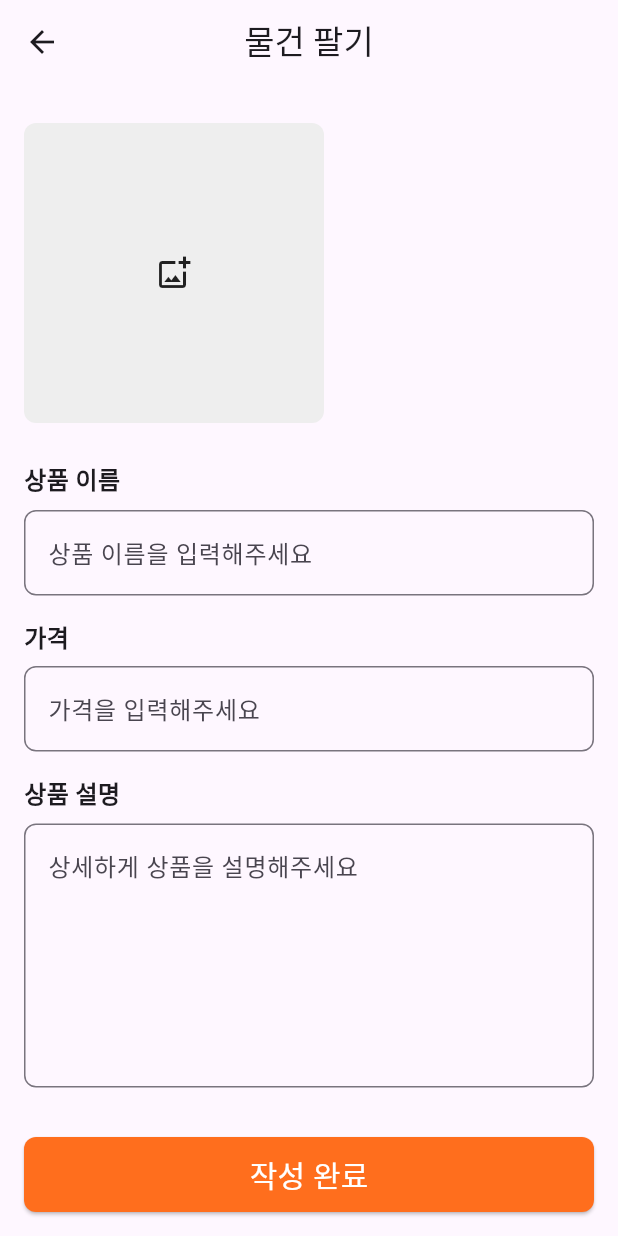
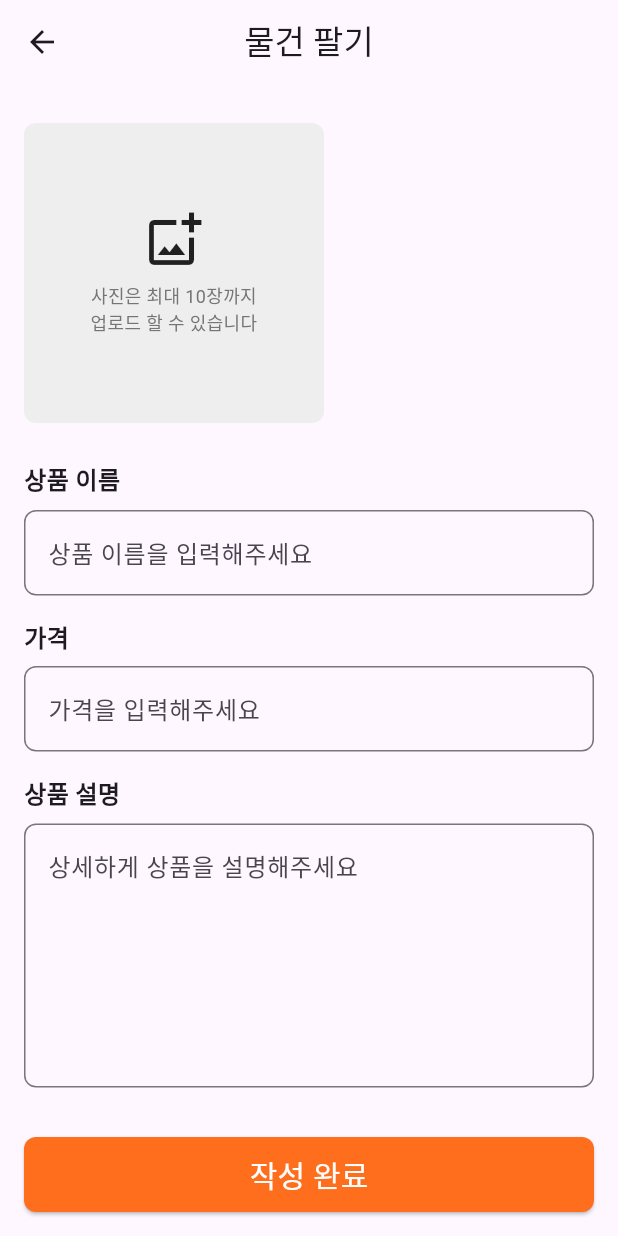
Before and after one commit to gimjh1120/shoppingmall_platform, a Flutter app: the ProductRegistration screen opened directly, on a phone screen of 412 x 824 dp. Run offline on Flutter 3.47's test engine with Material 3 defaults, Android fonts, the phone set to English and light mode, and no system bars; our stand-ins replace image_picker.

Commit message:
[Update] 사진 선택 로직 수정

```diff
--- a/lib/registration/product_registration.dart
+++ b/lib/registration/product_registration.dart
@@ -22,6 +22,9 @@ class _ProductRegistrationState extends State<ProductRegistration> {
     if (selectedImages.isNotEmpty) {
       setState(() {
         _images.addAll(selectedImages);
+        if (_images.length > 10) {
+          _images.removeRange(10, _images.length);
+        }
       });
     }
   }
@@ -39,7 +42,6 @@ class _ProductRegistrationState extends State<ProductRegistration> {
 
   @override
   void dispose() {
-    // 컨트롤러들 해제
     _nameController.dispose();
     _priceController.dispose();
     _descriptionController.dispose();
@@ -67,9 +69,9 @@ class _ProductRegistrationState extends State<ProductRegistration> {
               height: 200,
               child: ListView.builder(
                 scrollDirection: Axis.horizontal,
-                itemCount: _images.length + 1,
+                itemCount: _images.length < 10 ? _images.length + 1 : _images.length,
                 itemBuilder: (context, index) {
-                  if (index == _images.length) {
+                  if (index == _images.length && _images.length < 10) {
                     return GestureDetector(
                       onTap: _pickImages,
                       child: Container(
@@ -79,7 +81,21 @@ class _ProductRegistrationState extends State<ProductRegistration> {
                           color: Colors.grey[200],
                           borderRadius: BorderRadius.circular(8),
                         ),
-                        child: const Icon(Icons.add_photo_alternate_outlined),
+                        child: Column(
+                          mainAxisAlignment: MainAxisAlignment.center,
+                          children: [
+                            const Icon(Icons.add_photo_alternate_outlined, size: 40),
+                            const SizedBox(height: 8),
+                            Text(
+                              '사진은 최대 10장까지\n업로드 할 수 있습니다',
+                              textAlign: TextAlign.center,
+                              style: TextStyle(
+                                fontSize: 12,
+                                color: Colors.grey[600],
+                              ),
+                            ),
+                          ],
+                        ),
                       ),
                     );
                   }
```
